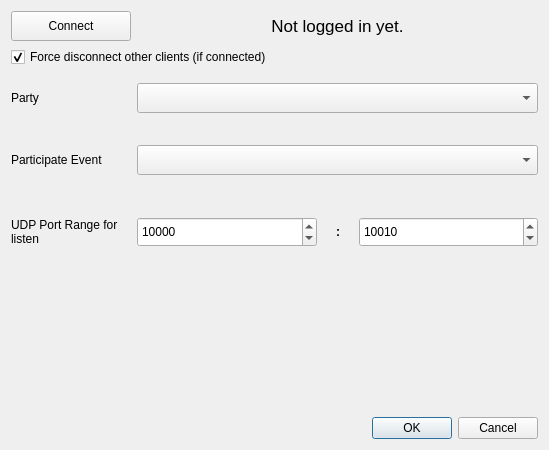
First picture: the form in src/UI/settings-dialog.ui, repository OPENSPHERE-Inc/src-link, before the edit.
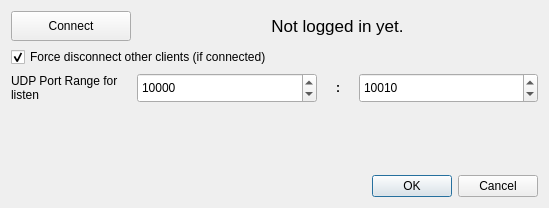
Second picture: the form after the edit.

Commit message: - Reconstruct UI - Add abilities of select local source. - Add abilities of select custom audio source. - Refactoring. - Change screenshot quality to reduce file size.

Diff of the .ui file:
```diff
--- a/src/UI/settings-dialog.ui
+++ b/src/UI/settings-dialog.ui
@@ -7,7 +7,7 @@
     <x>0</x>
     <y>0</y>
     <width>549</width>
-    <height>450</height>
+    <height>208</height>
    </rect>
   </property>
   <property name="windowTitle">
@@ -62,197 +62,6 @@
      </property>
     </widget>
    </item>
-   <item>
-    <spacer name="spacer1">
-     <property name="orientation">
-      <enum>Qt::Orientation::Vertical</enum>
-     </property>
-     <property name="sizeType">
-      <enum>QSizePolicy::Policy::Fixed</enum>
-     </property>
-     <property name="sizeHint" stdset="0">
-      <size>
-       <width>20</width>
-       <height>10</height>
-      </size>
-     </property>
-    </spacer>
-   </item>
-   <item>
-    <layout class="QHBoxLayout" name="partyLayout">
-     <item>
-      <widget class="QLabel" name="partyLabel">
-       <property name="sizePolicy">
-        <sizepolicy hsizetype="Fixed" vsizetype="Fixed">
-         <horstretch>0</horstretch>
-         <verstretch>0</verstretch>
-        </sizepolicy>
-       </property>
-       <property name="minimumSize">
-        <size>
-         <width>120</width>
-         <height>0</height>
-        </size>
-       </property>
-       <property name="text">
-        <string>Party</string>
-       </property>
-      </widget>
-     </item>
-     <item>
-      <widget class="QComboBox" name="activePartyComboBox">
-       <property name="sizePolicy">
-        <sizepolicy hsizetype="Expanding" vsizetype="Fixed">
-         <horstretch>0</horstretch>
-         <verstretch>0</verstretch>
-        </sizepolicy>
-       </property>
-       <property name="minimumSize">
-        <size>
-         <width>0</width>
-         <height>30</height>
-        </size>
-       </property>
-       <property name="baseSize">
-        <size>
-         <width>0</width>
-         <height>0</height>
-        </size>
-       </property>
-       <property name="placeholderText">
-        <string>No parties</string>
-       </property>
-      </widget>
-     </item>
-    </layout>
-   </item>
-   <item>
-    <layout class="QHBoxLayout" name="partyPictureLayout" stretch="0,0">
-     <property name="topMargin">
-      <number>0</number>
-     </property>
-     <item>
-      <spacer name="partyPictureSpacer">
-       <property name="orientation">
-        <enum>Qt::Orientation::Horizontal</enum>
-       </property>
-       <property name="sizeType">
-        <enum>QSizePolicy::Policy::Fixed</enum>
-       </property>
-       <property name="sizeHint" stdset="0">
-        <size>
-         <width>120</width>
-         <height>20</height>
-        </size>
-       </property>
-      </spacer>
-     </item>
-     <item>
-      <widget class="QLabel" name="partyPictureLabel">
-       <property name="text">
-        <string/>
-       </property>
-       <property name="alignment">
-        <set>Qt::AlignmentFlag::AlignCenter</set>
-       </property>
-      </widget>
-     </item>
-    </layout>
-   </item>
-   <item>
-    <layout class="QHBoxLayout" name="eventLayout">
-     <property name="spacing">
-      <number>6</number>
-     </property>
-     <item>
-      <widget class="QLabel" name="partyEventLabel">
-       <property name="sizePolicy">
-        <sizepolicy hsizetype="Fixed" vsizetype="Fixed">
-         <horstretch>0</horstretch>
-         <verstretch>0</verstretch>
-        </sizepolicy>
-       </property>
-       <property name="minimumSize">
-        <size>
-         <width>120</width>
-         <height>0</height>
-        </size>
-       </property>
-       <property name="text">
-        <string>Participate Event</string>
-       </property>
-      </widget>
-     </item>
-     <item>
-      <widget class="QComboBox" name="activePartyEventComboBox">
-       <property name="sizePolicy">
-        <sizepolicy hsizetype="Expanding" vsizetype="Fixed">
-         <horstretch>0</horstretch>
-         <verstretch>0</verstretch>
-        </sizepolicy>
-       </property>
-       <property name="minimumSize">
-        <size>
-         <width>0</width>
-         <height>30</height>
-        </size>
-       </property>
-       <property name="placeholderText">
-        <string>Select party first</string>
-       </property>
-      </widget>
-     </item>
-    </layout>
-   </item>
-   <item>
-    <layout class="QHBoxLayout" name="partyEventPictureLayout">
-     <property name="bottomMargin">
-      <number>0</number>
-     </property>
-     <item>
-      <spacer name="partyEventPictureSpacer">
-       <property name="orientation">
-        <enum>Qt::Orientation::Horizontal</enum>
-       </property>
-       <property name="sizeType">
-        <enum>QSizePolicy::Policy::Fixed</enum>
-       </property>
-       <property name="sizeHint" stdset="0">
-        <size>
-         <width>120</width>
-         <height>20</height>
-        </size>
-       </property>
-      </spacer>
-     </item>
-     <item>
-      <widget class="QLabel" name="partyEventPictureLabel">
-       <property name="text">
-        <string/>
-       </property>
-       <property name="alignment">
-        <set>Qt::AlignmentFlag::AlignCenter</set>
-       </property>
-      </widget>
-     </item>
-    </layout>
-   </item>
-   <item>
-    <spacer name="spacer2">
-     <property name="orientation">
-      <enum>Qt::Orientation::Vertical</enum>
-     </property>
-     <property name="sizeType">
-      <enum>QSizePolicy::Policy::Fixed</enum>
-     </property>
-     <property name="sizeHint" stdset="0">
-      <size>
-       <width>20</width>
-       <height>10</height>
-      </size>
-     </property>
-    </spacer>
-   </item>
    <item>
     <layout class="QHBoxLayout" name="portRangeLayout">
      <property name="topMargin">
```
The commit also changes 21 other files.
